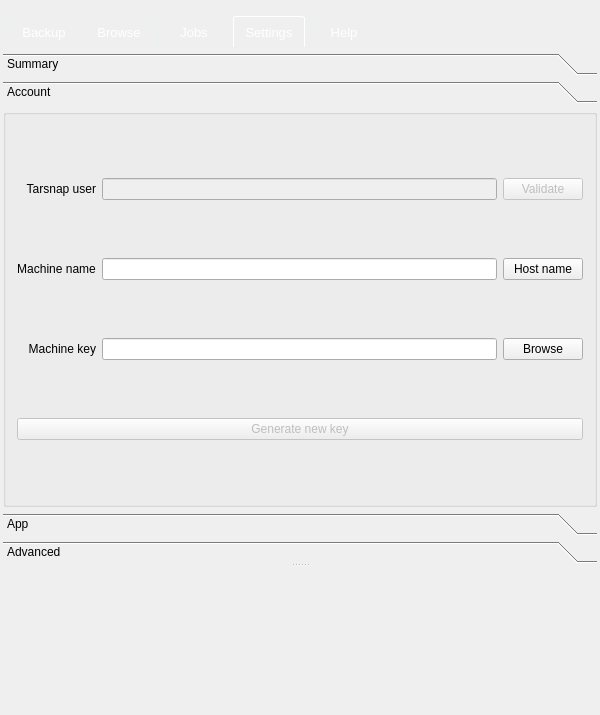
Before: the Qt Designer form forms/mainwindow.ui in Tarsnap/tarsnap-gui, drawn with Qt 5.
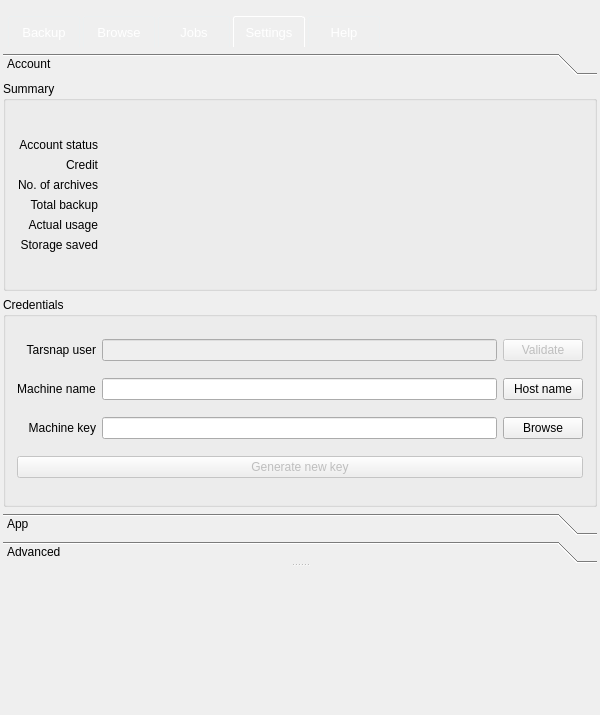
After: the same form once the commit is applied. The open tabs and pages were chosen to show the change. Icons and pictures are not drawn. Custom widgets are drawn as their Qt base class.

Commit message: Merge the settings Summary and Account pages into a single one.

Patch:
```diff
--- a/forms/mainwindow.ui
+++ b/forms/mainwindow.ui
@@ -883,17 +883,17 @@
              <property name="currentIndex">
               <number>0</number>
              </property>
-             <widget class="QWidget" name="settingsSummaryPage">
+             <widget class="QWidget" name="settingsAccountPage">
               <property name="geometry">
                <rect>
                 <x>0</x>
                 <y>0</y>
                 <width>594</width>
-                <height>409</height>
+                <height>443</height>
                </rect>
               </property>
               <attribute name="label">
-               <string>Summary</string>
+               <string>Account</string>
               </attribute>
               <layout class="QVBoxLayout" name="verticalLayout_9">
                <property name="leftMargin">
@@ -911,9 +911,9 @@
                <item>
                 <widget class="QGroupBox" name="groupBox">
                  <property name="title">
-                  <string/>
+                  <string>Summary</string>
                  </property>
-                 <layout class="QVBoxLayout" name="verticalLayout_10">
+                 <layout class="QHBoxLayout" name="horizontalLayout_3">
                   <property name="leftMargin">
                    <number>12</number>
                   </property>
@@ -926,37 +926,15 @@
                   <property name="bottomMargin">
                    <number>12</number>
                   </property>
-                  <item alignment="Qt::AlignHCenter">
-                   <widget class="QLabel" name="iconLabel">
-                    <property name="minimumSize">
-                     <size>
-                      <width>128</width>
-                      <height>128</height>
-                     </size>
-                    </property>
-                    <property name="maximumSize">
-                     <size>
-                      <width>128</width>
-                      <height>128</height>
-                     </size>
-                    </property>
-                    <property name="text">
-                     <string/>
-                    </property>
-                    <property name="pixmap">
-                     <pixmap resource="../resources.qrc">:/resources/icons/tarsnap_icon.png</pixmap>
-                    </property>
-                    <property name="scaledContents">
-                     <bool>true</bool>
-                    </property>
-                   </widget>
-                  </item>
                   <item>
                    <widget class="QWidget" name="widget_7" native="true">
                     <layout class="QFormLayout" name="formLayout">
                      <property name="labelAlignment">
                       <set>Qt::AlignRight|Qt::AlignTrailing|Qt::AlignVCenter</set>
                      </property>
+                     <property name="formAlignment">
+                      <set>Qt::AlignLeading|Qt::AlignLeft|Qt::AlignVCenter</set>
+                     </property>
                      <property name="leftMargin">
                       <number>0</number>
                      </property>
@@ -1128,40 +1106,54 @@
                     </layout>
                    </widget>
                   </item>
+                  <item>
+                   <spacer name="horizontalSpacer_2">
+                    <property name="orientation">
+                     <enum>Qt::Horizontal</enum>
+                    </property>
+                    <property name="sizeType">
+                     <enum>QSizePolicy::Maximum</enum>
+                    </property>
+                    <property name="sizeHint" stdset="0">
+                     <size>
+                      <width>40</width>
+                      <height>20</height>
+                     </size>
+                    </property>
+                   </spacer>
+                  </item>
+                  <item>
+                   <widget class="QLabel" name="iconLabel">
+                    <property name="minimumSize">
+                     <size>
+                      <width>128</width>
+                      <height>128</height>
+                     </size>
+                    </property>
+                    <property name="maximumSize">
+                     <size>
+                      <width>128</width>
+                      <height>128</height>
+                     </size>
+                    </property>
+                    <property name="text">
+                     <string/>
+                    </property>
+                    <property name="pixmap">
+                     <pixmap resource="../resources.qrc">:/resources/icons/tarsnap_icon.png</pixmap>
+                    </property>
+                    <property name="scaledContents">
+                     <bool>true</bool>
+                    </property>
+                   </widget>
+                  </item>
                  </layout>
                 </widget>
                </item>
-              </layout>
-             </widget>
-             <widget class="QWidget" name="settingsAccountPage">
-              <property name="geometry">
-               <rect>
-                <x>0</x>
-                <y>0</y>
-                <width>275</width>
-                <height>156</height>
-               </rect>
-              </property>
-              <attribute name="label">
-               <string>Account</string>
-              </attribute>
-              <layout class="QVBoxLayout" name="verticalLayout_14">
-               <property name="leftMargin">
-                <number>0</number>
-               </property>
-               <property name="topMargin">
-                <number>0</number>
-               </property>
-               <property name="rightMargin">
-                <number>0</number>
-               </property>
-               <property name="bottomMargin">
-                <number>0</number>
-               </property>
                <item>
                 <widget class="QGroupBox" name="groupBox_2">
                  <property name="title">
-                  <string/>
+                  <string>Credentials</string>
                  </property>
                  <layout class="QGridLayout" name="gridLayout_3">
                   <item row="1" column="1">
```
Left out of the diff: 125 changed lines with no effect on the pictures. The commit also changes 1 other file.
